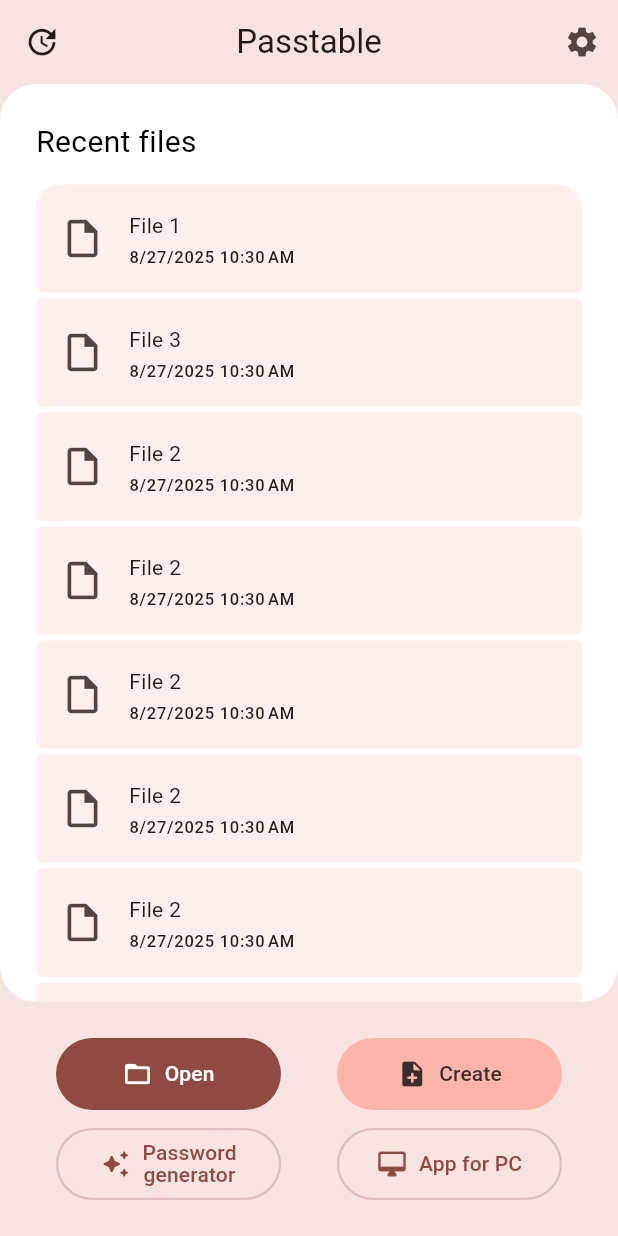
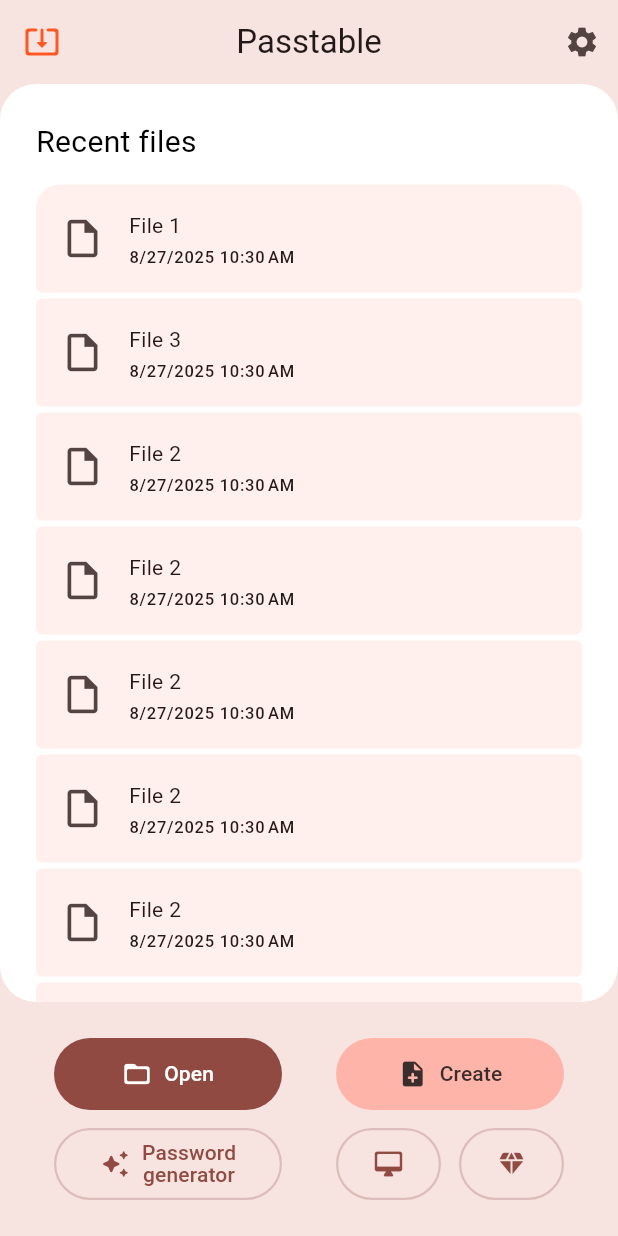
Before and after one commit to Ladsers/Passtable-Android, a Flutter app: the screen it shows after launch, on a phone screen of 412 x 824 dp. Run offline on Flutter 3.47's test engine with Material 3 defaults, Android fonts, the light colour scheme and no system bars; our stand-ins replace get_it, hive_flutter; accounts and stored records are empty.

Commit message:
Feature Home: Widget ActionButtonsLayout, Widget CustomAppBar.

```diff
--- a/lib/features/home/models/tool.dart
+++ b/lib/features/home/models/tool.dart
@@ -2,13 +2,15 @@ import 'package:flutter/material.dart';
 import 'package:passtable/features/home/enums/tool_priority.dart';
 
 class Tool {
-  final String label;
+  final String? name;
+  final String? tooltip;
   final IconData icon;
   final ToolPriority priority;
   final String route;
 
   const Tool({
-    required this.label,
+    this.name,
+    this.tooltip,
     required this.icon,
     required this.priority,
     required this.route,
--- a/lib/features/home/utils/create_tool_list.dart
+++ b/lib/features/home/utils/create_tool_list.dart
@@ -2,12 +2,15 @@ import 'package:flutter/material.dart';
 import 'package:passtable/features/home/enums/tool_priority.dart';
 import 'package:passtable/features/home/models/tool.dart';
 
-List<Tool> createToolList(bool isMobileApp, bool isRuLocale) {
+List<Tool> createToolList({
+  required bool isMobileApp,
+  required bool isSupportAvailable,
+}) {
   final list = <Tool>[];
 
   list.add(
     Tool(
-      label: 'Open',
+      name: 'Open',
       icon: Icons.folder_open_rounded,
       priority: ToolPriority.high,
       route: '',
@@ -16,7 +19,7 @@ List<Tool> createToolList(bool isMobileApp, bool isRuLocale) {
 
   list.add(
     Tool(
-      label: 'Create',
+      name: 'Create',
       icon: Icons.note_add_rounded,
       priority: ToolPriority.medium,
       route: '',
@@ -25,7 +28,7 @@ List<Tool> createToolList(bool isMobileApp, bool isRuLocale) {
 
   list.add(
     Tool(
-      label: 'Password\ngenerator',
+      name: 'Password\ngenerator',
       icon: Icons.auto_awesome_rounded,
       priority: ToolPriority.low,
       route: '',
@@ -35,7 +38,8 @@ List<Tool> createToolList(bool isMobileApp, bool isRuLocale) {
   if (isMobileApp) {
     list.add(
       Tool(
-        label: 'App for PC',
+        name: isSupportAvailable ? null : 'App for PC',
+        tooltip: isSupportAvailable ? 'App for PC' : null,
         icon: Icons.desktop_mac_rounded,
         priority: ToolPriority.low,
         route: '',
@@ -44,7 +48,8 @@ List<Tool> createToolList(bool isMobileApp, bool isRuLocale) {
   } else {
     list.add(
       Tool(
-        label: 'App for Android',
+        name: isSupportAvailable ? null : 'Android\napp',
+        tooltip: isSupportAvailable ? 'Android app' : null,
         icon: Icons.phone_android_rounded,
         priority: ToolPriority.low,
         route: '',
@@ -52,10 +57,10 @@ List<Tool> createToolList(bool isMobileApp, bool isRuLocale) {
     );
   }
 
-  if (isRuLocale) {
+  if (isSupportAvailable) {
     list.add(
       Tool(
-        label: 'Support developer',
+        tooltip: 'Support developer',
         icon: Icons.diamond_rounded,
         priority: ToolPriority.low,
         route: '',
--- a/lib/features/home/views/home_screen.dart
+++ b/lib/features/home/views/home_screen.dart
@@ -1,5 +1,4 @@
 import 'package:flutter/material.dart';
-import 'package:passtable/features/home/utils/create_tool_list.dart';
 import 'package:passtable/features/home/widgets/widgets.dart';
 import 'package:passtable/features/recent_files/models/recent_file.dart';
 import 'package:passtable/shared/enums/list_position.dart';
@@ -36,7 +35,7 @@ class HomeScreen extends StatelessWidget {
   Widget build(BuildContext context) {
     return Scaffold(
       backgroundColor: Theme.of(context).colorScheme.surfaceContainerHigh,
-      appBar: _buildAppBar(context),
+      appBar: CustomAppBar(),
       body: _buildBody(context),
       bottomNavigationBar: Container(
         height: MediaQuery.of(context).padding.bottom,
@@ -46,23 +45,11 @@ class HomeScreen extends StatelessWidget {
     );
   }
 
-  PreferredSizeWidget _buildAppBar(BuildContext context) {
-    return AppBar(
-      title: const Text('Passtable'),
-      centerTitle: true,
-      elevation: 0,
-      scrolledUnderElevation: 0,
-      backgroundColor: Theme.of(context).colorScheme.surfaceContainerHigh,
-      leading: IconButton(icon: const Icon(Icons.update), onPressed: () {}),
-      actions: [IconButton(icon: const Icon(Icons.settings), onPressed: () {})],
-    );
-  }
-
   Widget _buildBody(BuildContext context) {
     return Column(
       children: [
         Expanded(child: _buildRecentFilesContainer()),
-        AdaptiveButtonGrid(),
+        ActionButtonsLayout(isMobileApp: true, isSupportAvailable: true),
       ],
     );
   }
@@ -118,58 +105,3 @@ class HomeScreen extends StatelessWidget {
     );
   }
 }
-
-class AdaptiveButtonGrid extends StatelessWidget {
-  const AdaptiveButtonGrid({super.key});
-
-  @override
-  Widget build(BuildContext context) {
-    final toolList = createToolList(true, true);
-
-    return LayoutBuilder(
-      builder: (context, constraints) {
-        const double buttonWidth = 162.0;
-        final int buttonsPerRow = (constraints.maxWidth / buttonWidth).floor();
-        final int rowCount = buttonsPerRow >= 4 ? 1 : 2;
-        final int firstRowButtons = buttonsPerRow >= 4
-            ? 4
-            : buttonsPerRow >= 3
-            ? 3
-            : 2;
-
-        return Padding(
-          padding: EdgeInsets.only(
-            top: 24,
-            bottom: 24,
-            left: (rowCount > 1 ? 0 : 24),
-            right: 0,
-          ),
-          child: Column(
-            crossAxisAlignment: buttonsPerRow >= 4
-                ? CrossAxisAlignment.start
-                : CrossAxisAlignment.center,
-            children: [
-              Row(
-                spacing: rowCount > 1 ? 0 : 12,
-                mainAxisAlignment: buttonsPerRow >= 4
-                    ? MainAxisAlignment.start
-                    : MainAxisAlignment.spaceEvenly,
-                children: [
-                  for (int i = 0; i < firstRowButtons; i++) ToolButton(tool: toolList[i], width: 150)
-                ],
-              ),
-              if (rowCount > 1) const SizedBox(height: 12),
-              if (rowCount > 1)
-                Row(
-                  mainAxisAlignment: MainAxisAlignment.spaceEvenly,
-                  children: [
-                    for (int i = firstRowButtons; i < 4; i++) ToolButton(tool: toolList[i], width: 150)
-                  ],
-                ),
-            ],
-          ),
-        );
-      },
-    );
-  }
-}
--- /dev/null
+++ b/lib/features/home/widgets/action_buttons_layout.dart
@@ -0,0 +1,106 @@
+import 'package:flutter/material.dart';
+import 'package:passtable/features/home/utils/create_tool_list.dart';
+import 'package:passtable/features/home/widgets/tool_button.dart';
+
+class ActionButtonsLayout extends StatelessWidget {
+  const ActionButtonsLayout({
+    super.key,
+    required this.isMobileApp,
+    required this.isSupportAvailable,
+  });
+
+  static const double _buttonWidth = 152;
+  static const double _buttonHalfWidth = _buttonWidth / 2;
+
+  static const double _buttonPadding = 12;
+  static const double _buttonHalfPadding = _buttonPadding / 2;
+
+  static const double _buttonFullWidth = _buttonWidth + _buttonPadding;
+  static const double _compactButtonWidth =
+      _buttonHalfWidth - _buttonHalfPadding;
+
+  static const double _containerPadding = 24;
+
+  static const int _maxNumWidgetsInRow = 4;
+  static const int _minNumWidgetsInRow = 2;
+
+  final bool isMobileApp;
+  final bool isSupportAvailable;
+
+  @override
+  Widget build(BuildContext context) {
+    final toolList = createToolList(
+      isMobileApp: isMobileApp,
+      isSupportAvailable: isSupportAvailable,
+    );
+
+    final toolButtons = !isSupportAvailable
+        ? toolList.map((e) => ToolButton(tool: e, width: _buttonWidth)).toList()
+        : [
+            ...toolList
+                .take(toolList.length - 2)
+                .map((e) => ToolButton(tool: e, width: _buttonWidth)),
+            Row(
+              spacing: _buttonPadding,
+              mainAxisAlignment: MainAxisAlignment.spaceEvenly,
+              children: [
+                ToolButton(
+                  tool: toolList[toolList.length - 2],
+                  width: _compactButtonWidth,
+                ),
+                ToolButton(
+                  tool: toolList[toolList.length - 1],
+                  width: _compactButtonWidth,
+                ),
+              ],
+            ),
+          ].toList();
+
+    return LayoutBuilder(
+      builder: (context, constraints) {
+        final int buttonsPerRow = (constraints.maxWidth / _buttonFullWidth)
+            .floor();
+        final int rowCount = buttonsPerRow >= _maxNumWidgetsInRow ? 1 : 2;
+        final int firstRowButtons = buttonsPerRow >= _maxNumWidgetsInRow
+            ? _maxNumWidgetsInRow
+            : buttonsPerRow >= (_maxNumWidgetsInRow - 1)
+            ? _maxNumWidgetsInRow - 1
+            : _minNumWidgetsInRow;
+
+        return Padding(
+          padding: EdgeInsets.only(
+            top: _containerPadding,
+            bottom: _containerPadding,
+            left: (rowCount > 1 ? 0 : _containerPadding),
+            right: 0,
+          ),
+          child: Column(
+            crossAxisAlignment: buttonsPerRow >= _maxNumWidgetsInRow
+                ? CrossAxisAlignment.start
+                : CrossAxisAlignment.center,
+            children: [
+              Row(
+                spacing: rowCount > 1 ? 0 : _buttonPadding,
+                mainAxisAlignment: buttonsPerRow >= _maxNumWidgetsInRow
+                    ? MainAxisAlignment.start
+                    : MainAxisAlignment.spaceEvenly,
+                children: [
+                  for (int i = 0; i < firstRowButtons; i++) toolButtons[i],
+                ],
+              ),
+              if (rowCount > 1) const SizedBox(height: _buttonPadding),
+              if (rowCount > 1)
+                Row(
+                  mainAxisAlignment: MainAxisAlignment.spaceEvenly,
+                  children: [
+                    for (int i = firstRowButtons; i < _maxNumWidgetsInRow; i++)
+                      toolButtons[i],
+                  ],
+                ),
+            ],
+          ),
+        );
+      },
+    );
+  }
+}
--- /dev/null
+++ b/lib/features/home/widgets/custom_app_bar.dart
@@ -0,0 +1,24 @@
+import 'package:flutter/material.dart';
+
+class CustomAppBar extends StatelessWidget implements PreferredSizeWidget {
+  const CustomAppBar({super.key});
+
+  @override
+  Size get preferredSize => const Size.fromHeight(kToolbarHeight);
+
+  @override
+  Widget build(BuildContext context) {
+    return AppBar(
+      title: const Text('Passtable'),
+      centerTitle: true,
+      elevation: 0,
+      scrolledUnderElevation: 0,
+      backgroundColor: Theme.of(context).colorScheme.surfaceContainerHigh,
+      leading: IconButton(
+        icon: const Icon(Icons.system_update_alt_rounded, color: Colors.deepOrange),
+        onPressed: () {},
+      ),
+      actions: [IconButton(icon: const Icon(Icons.settings), onPressed: () {})],
+    );
+  }
+}
--- a/lib/features/home/widgets/tool_button.dart
+++ b/lib/features/home/widgets/tool_button.dart
@@ -9,7 +9,7 @@ class ToolButton extends StatelessWidget {
   final double width;
 
   static const double _buttonHeight = 48;
-  final double _borderRadius = _buttonHeight / 2;
+  static const double _borderRadius = _buttonHeight / 2;
 
   ButtonStyle get _baseStyle => ButtonStyle(
     minimumSize: WidgetStateProperty.all(Size(width, _buttonHeight)),
@@ -18,8 +18,8 @@ class ToolButton extends StatelessWidget {
         borderRadius: BorderRadius.circular(_borderRadius),
       ),
     ),
-    elevation: WidgetStateProperty.all(0),
-    shadowColor: WidgetStateProperty.all(Colors.transparent),
+    //elevation: WidgetStateProperty.all(0),
+    //shadowColor: WidgetStateProperty.all(Colors.transparent),
   );
 
   @override
@@ -29,16 +29,17 @@ class ToolButton extends StatelessWidget {
       mainAxisSize: MainAxisSize.min,
       children: [
         Icon(tool.icon, size: 20),
-        const SizedBox(width: 8),
-        Text(
-          tool.label,
-          textAlign: TextAlign.center,
-          style: TextStyle(height: 1.1),
-        ),
+        if (tool.name != null) const SizedBox(width: 8),
+        if (tool.name != null)
+          Text(
+            tool.name!,
+            textAlign: TextAlign.center,
+            style: TextStyle(height: 1.1),
+          ),
       ],
     );
 
-    return switch (tool.priority) {
+    final button = switch (tool.priority) {
       ToolPriority.high => FilledButton(
         onPressed: () => Navigator.pushNamed(context, tool.route),
         style: _baseStyle,
@@ -52,7 +53,7 @@ class ToolButton extends StatelessWidget {
           ),
           foregroundColor: WidgetStateProperty.all(
             Theme.of(context).colorScheme.inverseSurface,
-          )
+          ),
         ),
         child: child,
       ),
@@ -69,5 +70,9 @@ class ToolButton extends StatelessWidget {
         child: child,
       ),
     };
+
+    return tool.tooltip != null
+        ? Tooltip(message: tool.tooltip!, child: button)
+        : button;
   }
 }
--- a/lib/features/home/widgets/widgets.dart
+++ b/lib/features/home/widgets/widgets.dart
@@ -1,2 +1,4 @@
 export 'recent_file_tile.dart';
 export 'tool_button.dart';
+export 'action_buttons_layout.dart';
+export 'custom_app_bar.dart';
```
